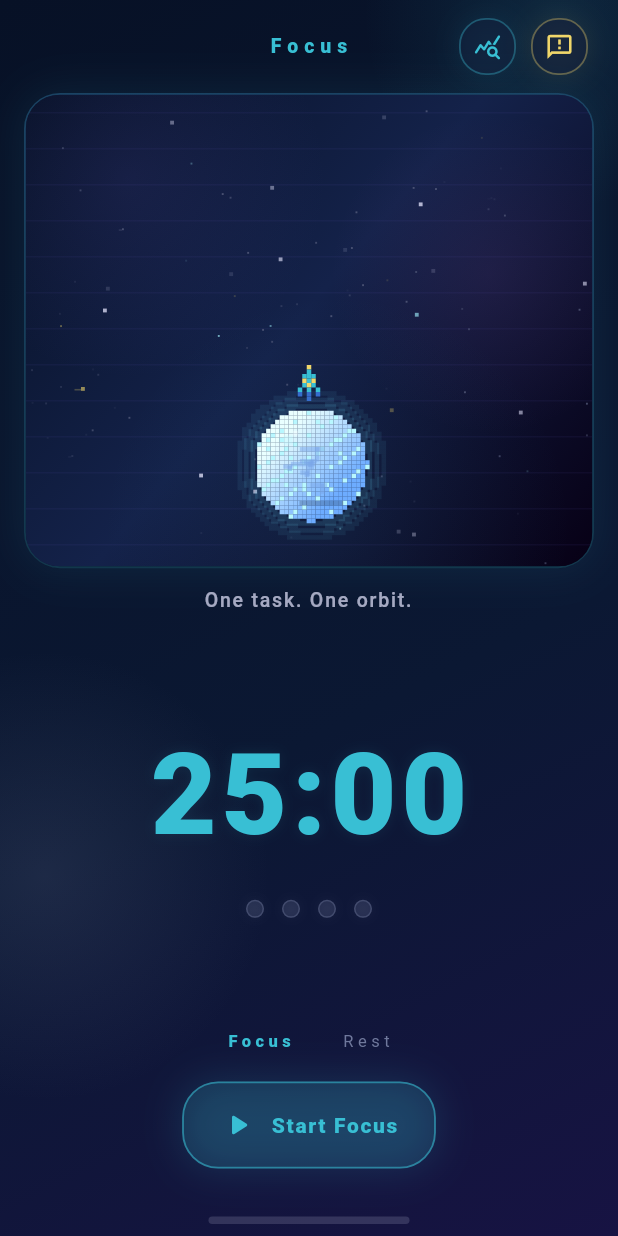
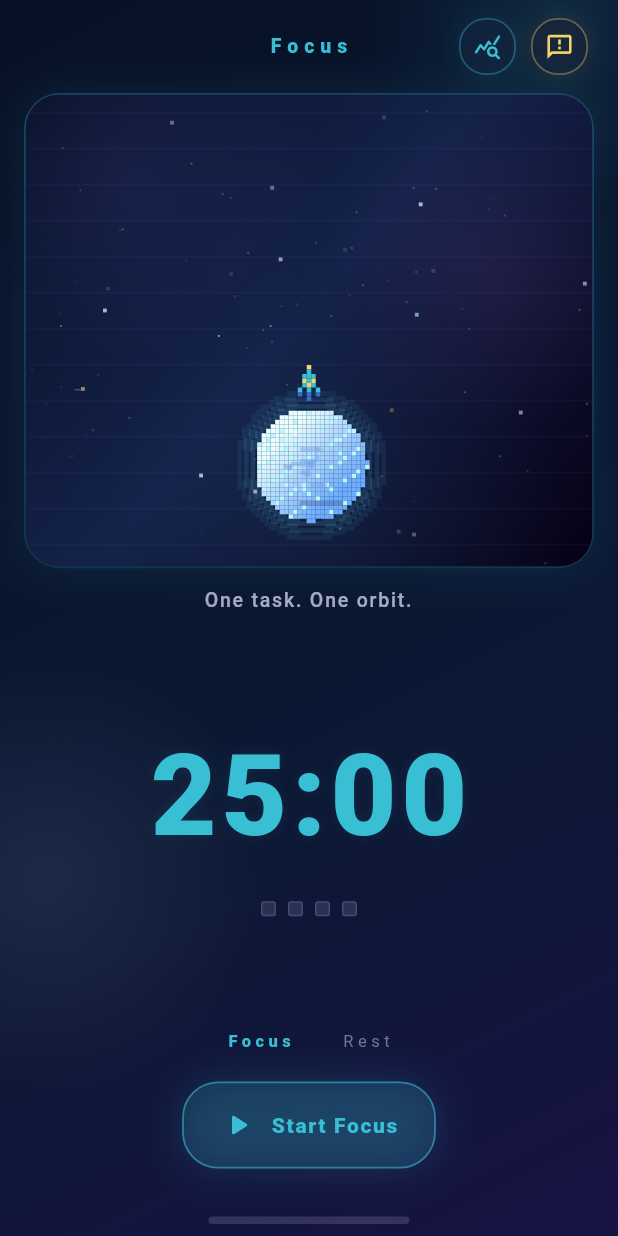
Before and after one commit to babanov1403/to-the-moon-timer, a Flutter app: the screen it shows after launch, on a phone screen of 412 x 824 dp. Run offline on Flutter 3.47's test engine with Material 3 defaults, Android fonts, the phone set to English and light mode, and no system bars; our stand-ins replace shared_preferences, wakelock_plus.

Commit message:
done mindful design

```diff
--- a/lib/features/timer/presentation/spaceship_timer_screen.dart
+++ b/lib/features/timer/presentation/spaceship_timer_screen.dart
@@ -488,6 +488,7 @@ class _SpaceshipTimerScreenState extends State<SpaceshipTimerScreen>
                           children: [
                             RetroPomodoroSetProgress(
                               completedPlanetColors: _completedPlanetColors,
+                              completedSessions: s.completedFocusSessions,
                               totalSessions: kPomodoroSessionsPerSet,
                               emptyColor: _muted,
                             ),
--- a/lib/features/timer/presentation/widgets/space/retro_timer_widgets.dart
+++ b/lib/features/timer/presentation/widgets/space/retro_timer_widgets.dart
@@ -66,32 +66,36 @@ class RetroTimerField extends StatelessWidget {
   }
 }
 
-/// Four small soft dots that preserve the colors of completed planets.
+/// Four small retro progress squares that preserve completed planet colors.
 class RetroPomodoroSetProgress extends StatelessWidget {
   const RetroPomodoroSetProgress({
     super.key,
     required this.completedPlanetColors,
+    required this.completedSessions,
     required this.totalSessions,
     required this.emptyColor,
   });
 
   final List<({Color colorA, Color colorB})> completedPlanetColors;
+  final int completedSessions;
   final int totalSessions;
   final Color emptyColor;
 
   @override
   Widget build(BuildContext context) {
     final safeTotal = math.max(1, totalSessions);
+    final completedCount = completedSessions.clamp(0, safeTotal);
 
     return Row(
       mainAxisSize: MainAxisSize.min,
       children: List.generate(safeTotal, (index) {
-        final colors = index < completedPlanetColors.length
-            ? completedPlanetColors[index]
-            : null;
+        final isFilled =
+            index < completedCount && index < completedPlanetColors.length;
+        final colors = isFilled ? completedPlanetColors[index] : null;
+
         return Padding(
-          padding: EdgeInsets.only(right: index == safeTotal - 1 ? 0 : 12),
-          child: _SoftProgressDot(
+          padding: EdgeInsets.only(right: index == safeTotal - 1 ? 0 : 8),
+          child: _RetroProgressSquare(
             colorA: colors?.colorA,
             colorB: colors?.colorB,
             emptyColor: emptyColor,
@@ -102,8 +106,8 @@ class RetroPomodoroSetProgress extends StatelessWidget {
   }
 }
 
-class _SoftProgressDot extends StatelessWidget {
-  const _SoftProgressDot({
+class _RetroProgressSquare extends StatelessWidget {
+  const _RetroProgressSquare({
     required this.colorA,
     required this.colorB,
     required this.emptyColor,
@@ -119,37 +123,42 @@ class _SoftProgressDot extends StatelessWidget {
   Widget build(BuildContext context) {
     final fillA = colorA ?? emptyColor;
     final fillB = colorB ?? emptyColor;
+
     return AnimatedContainer(
-      duration: const Duration(milliseconds: 350),
+      duration: const Duration(milliseconds: 250),
       curve: Curves.easeOutCubic,
-      width: 12,
-      height: 12,
+      width: 10,
+      height: 10,
       decoration: BoxDecoration(
-        shape: BoxShape.circle,
+        borderRadius: BorderRadius.circular(2),
         gradient: isFilled
-            ? RadialGradient(
+            ? LinearGradient(
+                begin: Alignment.topLeft,
+                end: Alignment.bottomRight,
                 colors: [
-                  Color.lerp(fillA, Colors.white, 0.20)!,
-                  Color.lerp(fillA, fillB, 0.45)!,
+                  Color.lerp(fillA, Colors.white, 0.18)!,
+                  Color.lerp(fillA, fillB, 0.42)!,
                   fillB,
                 ],
-                stops: const [0.0, 0.55, 1.0],
+                stops: const [0.0, 0.52, 1.0],
               )
             : null,
-        color: isFilled ? null : emptyColor.withValues(alpha: 0.22),
+        color: isFilled ? null : emptyColor.withValues(alpha: 0.28),
         border: Border.all(
-          color: (isFilled ? fillA : emptyColor).withValues(alpha: 0.38),
+          color: (isFilled ? fillA : emptyColor).withValues(
+            alpha: isFilled ? 0.50 : 0.36,
+          ),
           width: 1,
         ),
-        boxShadow: [
-          BoxShadow(
-            color: (isFilled ? fillA : emptyColor).withValues(
-              alpha: isFilled ? 0.22 : 0.10,
-            ),
-            blurRadius: isFilled ? 10 : 6,
-            spreadRadius: isFilled ? 1 : 0,
-          ),
-        ],
+        boxShadow: isFilled
+            ? [
+                BoxShadow(
+                  color: fillA.withValues(alpha: 0.22),
+                  blurRadius: 7,
+                  spreadRadius: 0.5,
+                ),
+              ]
+            : null,
       ),
     );
   }
```
